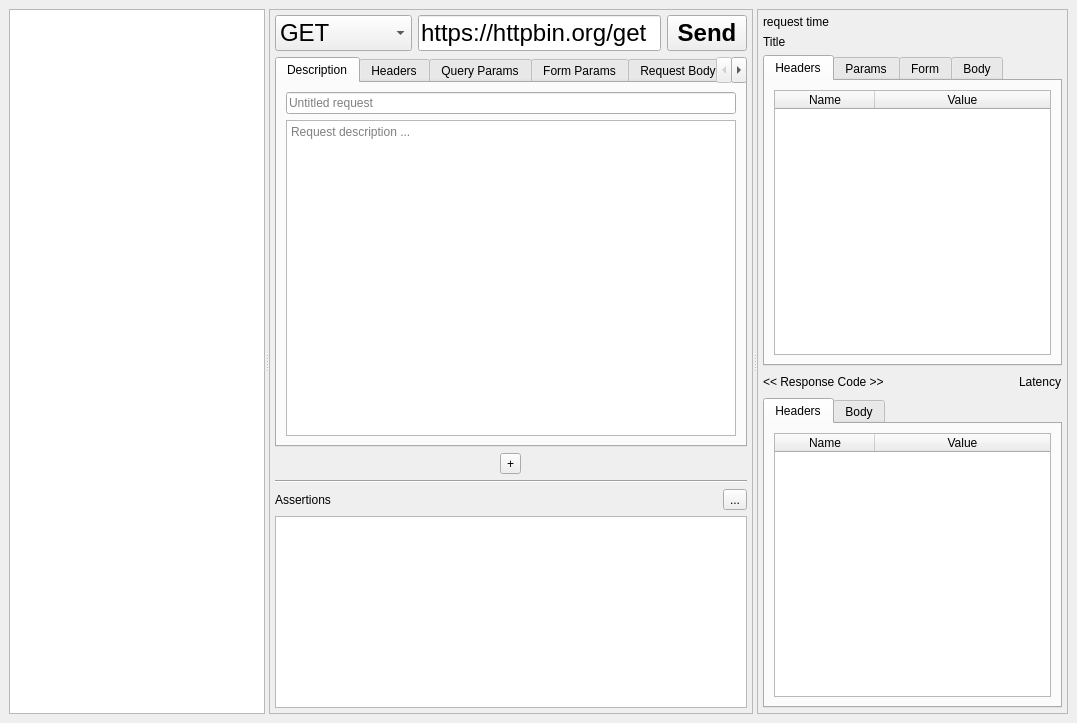
First picture: the form in resources/ui/base_window.ui, repository namuan/http-rider, before the edit.
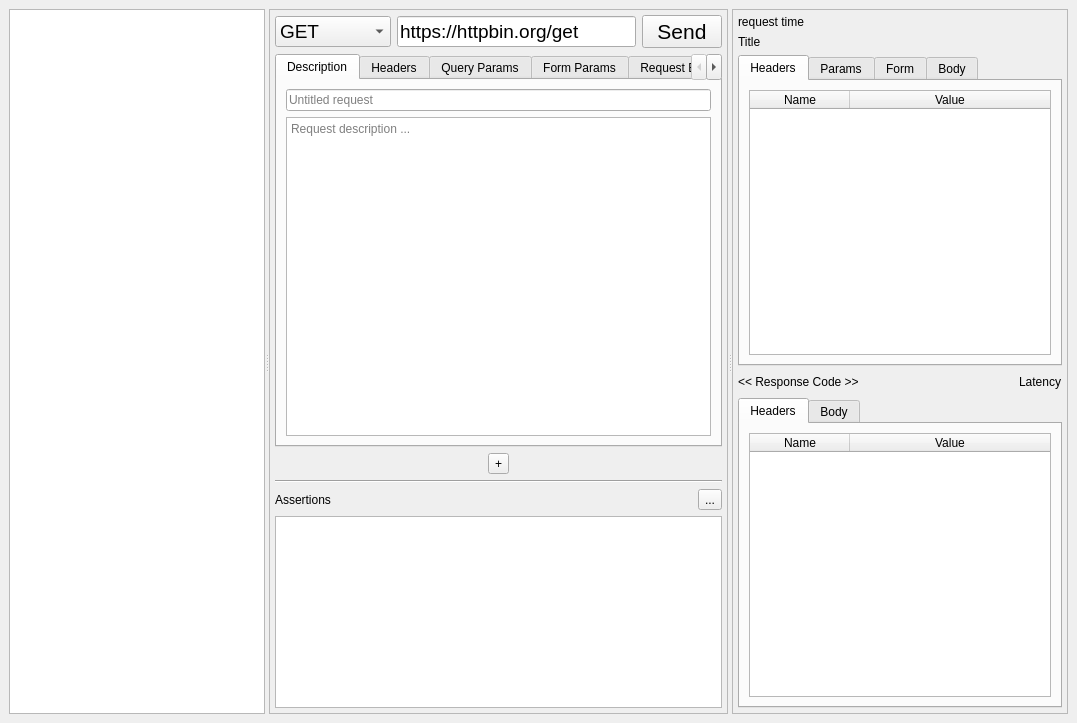
Second picture: the form after the edit. Custom widgets are drawn as their Qt base class.

The edit to the form file:
```diff
--- a/resources/ui/base_window.ui
+++ b/resources/ui/base_window.ui
@@ -72,7 +72,7 @@
            <widget class="QComboBox" name="cmb_http_method">
             <property name="font">
              <font>
-              <pointsize>18</pointsize>
+              <pointsize>14</pointsize>
              </font>
             </property>
             <item>
@@ -116,7 +116,7 @@
            <widget class="CompletionLineEdit" name="txt_http_url">
             <property name="font">
              <font>
-              <pointsize>18</pointsize>
+              <pointsize>14</pointsize>
              </font>
             </property>
             <property name="text">
@@ -131,9 +131,9 @@
            <widget class="QPushButton" name="btn_send_request">
             <property name="font">
              <font>
-              <pointsize>18</pointsize>
-              <weight>75</weight>
-              <bold>true</bold>
+              <pointsize>16</pointsize>
+              <weight>50</weight>
+              <bold>false</bold>
              </font>
             </property>
             <property name="text">
```
